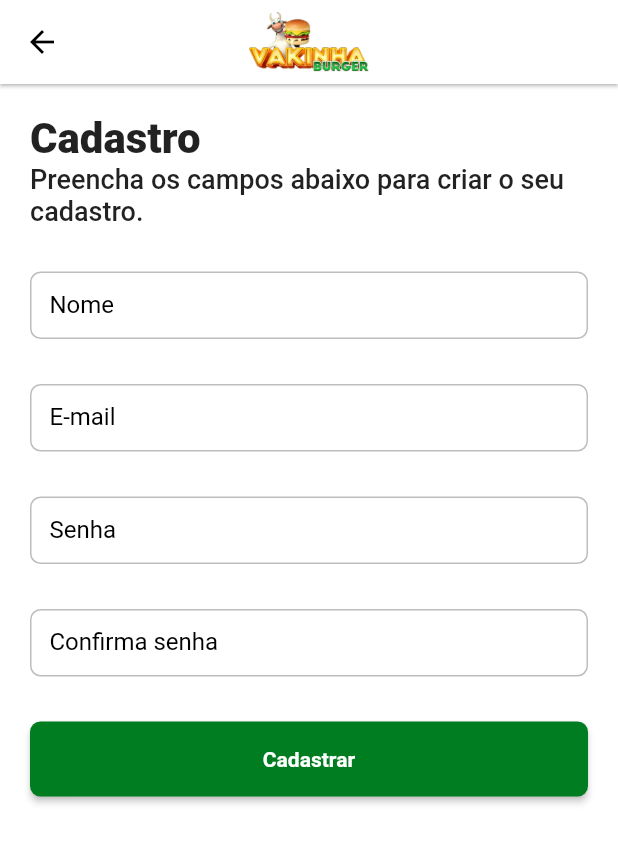
After one commit to daviborgesprogrammer/vakinha_burger, a Flutter app: the LoginPage screen opened by its route, after a tap on "Cadastre-se", on a phone screen of 412 x 824 dp. The commit adds this screen. Shown: the top 843 px of the screen. Run offline on Flutter 3.47's test engine with Material 3 defaults, Android fonts, the phone set to English and light mode, and no system bars; our stand-ins replace bloc, dio, equatable, flutter_bloc, loading_animation_widget, shared_preferences and 1 more; missing offline and left inert: match; accounts and stored records are empty; network calls fail; Roboto replaces fonts that are missing (mplus1).

Commit message:
tela de login e cadastro

```diff
--- a/lib/app/dw9_delivery_app.dart
+++ b/lib/app/dw9_delivery_app.dart
@@ -1,3 +1,5 @@
+import 'package:dw9delivery/app/pages/auth/login/login_page.dart';
+import 'package:dw9delivery/app/pages/auth/register/register_page.dart';
 import 'package:dw9delivery/app/pages/product_detail/product_detail_router.dart';
 import 'package:flutter/material.dart';
 
@@ -19,6 +21,8 @@ class Dw9DeliveryApp extends StatelessWidget {
           '/': (context) => const SplashPage(),
           '/home': (context) => HomeRouter.page,
           '/productDetail': (context) => ProductDetailRouter.page,
+          '/auth/login': (context) => const LoginPage(),
+          '/auth/register': (context) => const RegisterPage(),
         },
       ),
     );
--- /dev/null
+++ b/lib/app/pages/auth/login/login_page.dart
@@ -0,0 +1,79 @@
+import 'package:dw9delivery/app/core/ui/styles/text_styles.dart';
+import 'package:dw9delivery/app/core/ui/widgets/delivery_appbar.dart';
+import 'package:dw9delivery/app/core/ui/widgets/delivery_button.dart';
+import 'package:flutter/material.dart';
+
+class LoginPage extends StatelessWidget {
+  const LoginPage({super.key});
+
+  @override
+  Widget build(BuildContext context) {
+    return Scaffold(
+      appBar: DeliveryAppbar(),
+      body: CustomScrollView(
+        slivers: [
+          SliverToBoxAdapter(
+            child: Padding(
+              padding: const EdgeInsets.all(8.0),
+              child: Form(
+                child: Column(
+                  crossAxisAlignment: CrossAxisAlignment.start,
+                  children: [
+                    Text(
+                      'Login',
+                      style: context.textStyles.textTitle,
+                    ),
+                    const SizedBox(height: 30),
+                    TextFormField(
+                      decoration: const InputDecoration(labelText: 'E-mail'),
+                    ),
+                    const SizedBox(height: 30),
+                    TextFormField(
+                      decoration: const InputDecoration(labelText: 'Senha'),
+                    ),
+                    const SizedBox(height: 30),
+                    Center(
+                      child: DeliveryButton(
+                        width: double.infinity,
+                        label: 'ENTRAR',
+                        onPressed: () {},
+                      ),
+                    )
+                  ],
+                ),
+              ),
+            ),
+          ),
+          SliverFillRemaining(
+            hasScrollBody: true,
+            child: Padding(
+              padding: const EdgeInsets.all(8.0),
+              child: Align(
+                alignment: Alignment.bottomCenter,
+                child: Row(
+                  mainAxisAlignment: MainAxisAlignment.center,
+                  children: [
+                    Text(
+                      'Não possui uma conta',
+                      style: context.textStyles.textBold,
+                    ),
+                    TextButton(
+                      onPressed: () {
+                        Navigator.of(context).pushNamed('/auth/register');
+                      },
+                      child: Text(
+                        'Cadastre-se',
+                        style: context.textStyles.textBold
+                            .copyWith(color: Colors.blue),
+                      ),
+                    ),
+                  ],
+                ),
+              ),
+            ),
+          )
+        ],
+      ),
+    );
+  }
+}
--- /dev/null
+++ b/lib/app/pages/auth/register/register_page.dart
@@ -0,0 +1,60 @@
+import 'package:dw9delivery/app/core/ui/styles/text_styles.dart';
+import 'package:dw9delivery/app/core/ui/widgets/delivery_button.dart';
+import 'package:flutter/material.dart';
+
+import '../../../core/ui/widgets/delivery_appbar.dart';
+
+class RegisterPage extends StatelessWidget {
+  const RegisterPage({super.key});
+
+  @override
+  Widget build(BuildContext context) {
+    return Scaffold(
+      appBar: DeliveryAppbar(),
+      body: SingleChildScrollView(
+        child: Padding(
+            padding: const EdgeInsets.all(20.0),
+            child: Form(
+              child: Column(
+                crossAxisAlignment: CrossAxisAlignment.start,
+                children: [
+                  Text(
+                    'Cadastro',
+                    style: context.textStyles.textTitle,
+                  ),
+                  Text(
+                    'Preencha os campos abaixo para criar o seu cadastro.',
+                    style: context.textStyles.textMedium.copyWith(fontSize: 18),
+                  ),
+                  const SizedBox(height: 30),
+                  TextFormField(
+                    decoration: const InputDecoration(labelText: 'Nome'),
+                  ),
+                  const SizedBox(height: 30),
+                  TextFormField(
+                    decoration: const InputDecoration(labelText: 'E-mail'),
+                  ),
+                  const SizedBox(height: 30),
+                  TextFormField(
+                    decoration: const InputDecoration(labelText: 'Senha'),
+                  ),
+                  const SizedBox(height: 30),
+                  TextFormField(
+                    decoration:
+                        const InputDecoration(labelText: 'Confirma senha'),
+                  ),
+                  const SizedBox(height: 30),
+                  Center(
+                    child: DeliveryButton(
+                      onPressed: () {},
+                      label: 'Cadastrar',
+                      width: double.infinity,
+                    ),
+                  ),
+                ],
+              ),
+            )),
+      ),
+    );
+  }
+}
--- a/pubspec.yaml
+++ b/pubspec.yaml
@@ -24,6 +24,7 @@ dependencies:
   equatable: ^2.0.5
   match: ^0.4.1
   auto_size_text: ^3.0.0
+  shared_preferences: ^2.2.3
 
 
 dev_dependencies:
```
Also changed, not shown: lib/app/pages/home/home_page.dart (+6 -1 lines), lib/app/pages/home/widgets/shopping_bag_widget.dart (added, +69 -0 lines), pubspec.lock.
